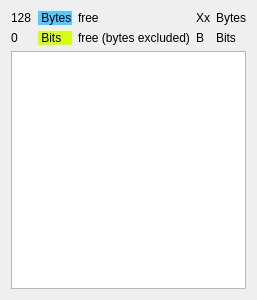
This is pmemwindow.ui in Scachi/IC-Bytetable as Qt 5 draws it before an edit. The edited form follows.
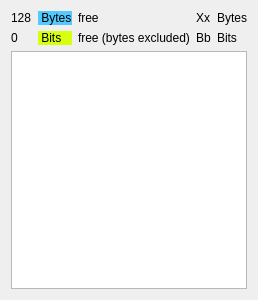
This is the edited form.

Patch:
```diff
--- a/pmemwindow.ui
+++ b/pmemwindow.ui
@@ -216,7 +216,7 @@
    <item row="1" column="3">
     <widget class="QLabel" name="lBBits_2">
      <property name="text">
-      <string>B</string>
+      <string>Bb</string>
      </property>
     </widget>
    </item>
```
